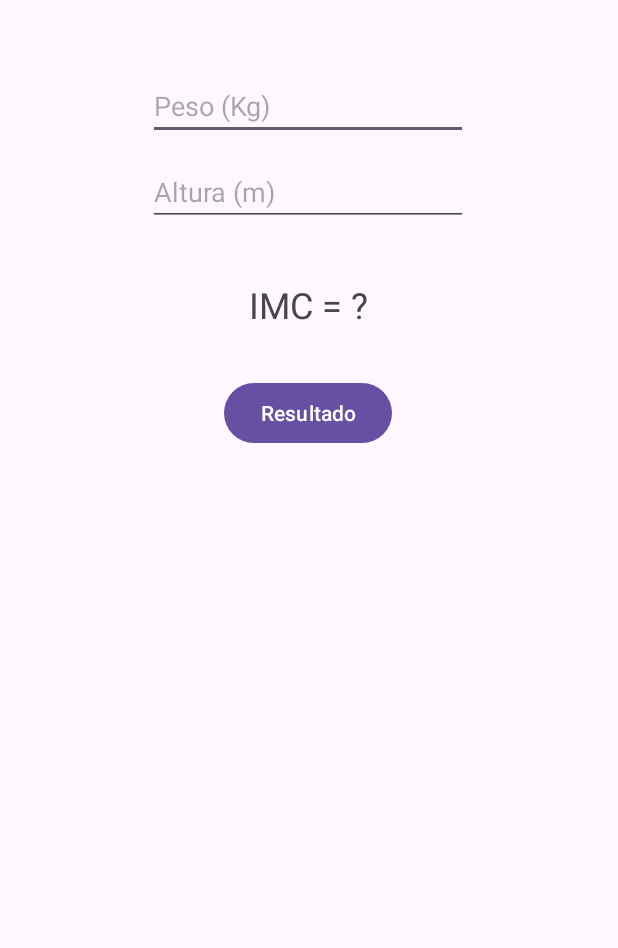
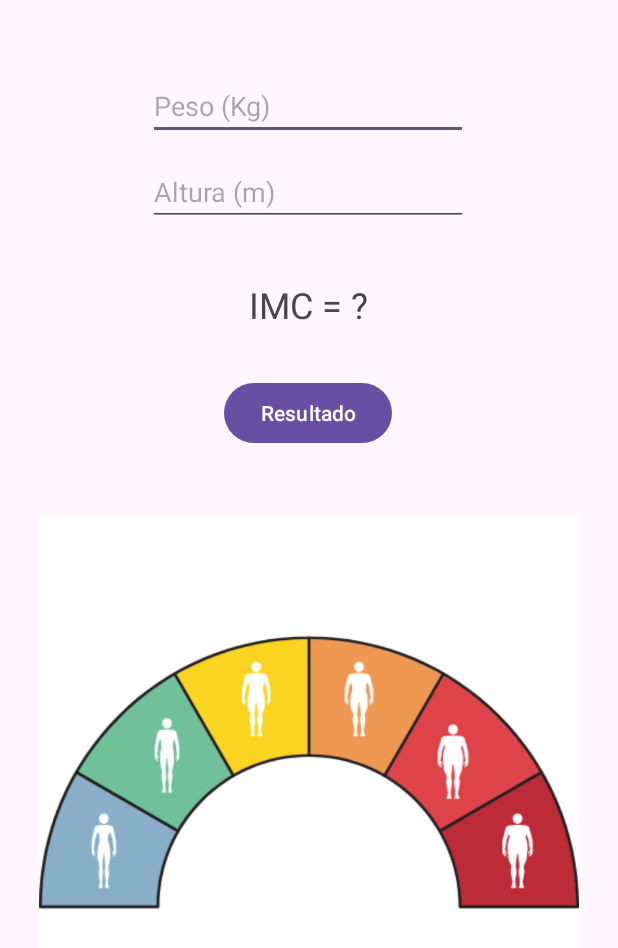
Before and after one commit to mateussperess/appimc, an Android app: the screen it shows after launch (MainActivity), on a phone screen of 412 x 824 dp. Shown: the top 948 px of the screen. Run offline under Robolectric (Android 15) with nearby library versions, the phone set to English and light mode, and no system bars.

Commit message:
ajustando mudança de fotos de acordo com o IMC

```diff
--- a/app/src/main/res/layout/activity_main.xml
+++ b/app/src/main/res/layout/activity_main.xml
@@ -56,4 +56,14 @@
         app:layout_constraintStart_toStartOf="parent"
         app:layout_constraintTop_toBottomOf="@+id/txtResult" />
 
+    <ImageView
+        android:id="@+id/imgResult"
+        android:layout_width="360dp"
+        android:layout_height="361dp"
+        android:layout_marginTop="44dp"
+        app:layout_constraintEnd_toEndOf="parent"
+        app:layout_constraintStart_toStartOf="parent"
+        app:layout_constraintTop_toBottomOf="@+id/btnResult"
+        app:srcCompat="@drawable/nenhum" />
+
 </androidx.constraintlayout.widget.ConstraintLayout>
```
Also changed, not shown: app/src/main/java/com/example/appimc/MainActivity.java (+24 -0 lines), app/src/main/res/drawable/nenhum.png (added).
